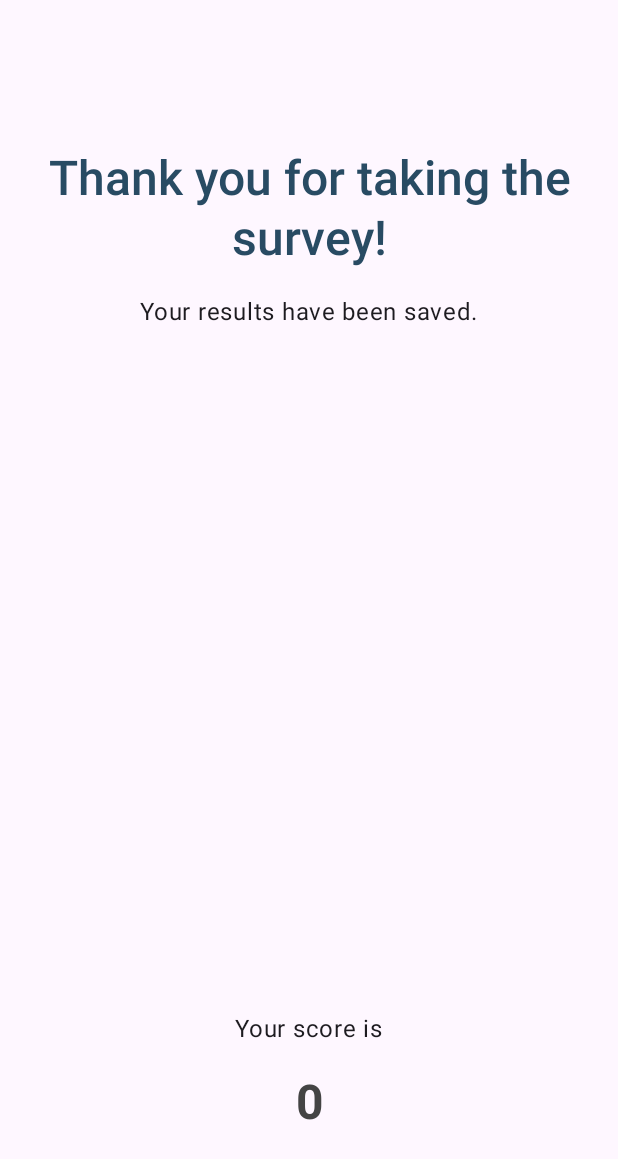
After one commit to zaiehilmi/Talentify, an Android app built with Jetpack Compose: the composable ResultScreen shown on its own in the app's theme, on a phone screen of 412 x 824 dp. The commit adds this screen. Shown: the top 1159 px of the screen. Run offline under Robolectric (Android 15) with nearby library versions, the phone set to English and light mode, and no system bars; libraries missing offline, so code that uses them is left out: dev.olshevski.navigation; 2 statements that could not run were skipped.

Commit message:
feat: tambah flow ke result screen

```diff
--- a/app/src/main/java/com/zaie/nunasurvei/Routes.kt
+++ b/app/src/main/java/com/zaie/nunasurvei/Routes.kt
@@ -23,6 +23,9 @@ sealed class Destinasi : Parcelable {
 
   @Parcelize
   data object Question : Destinasi()
+
+  @Parcelize
+  data object Result : Destinasi()
 }
 
 val screenTransitionSpec = NavTransitionSpec<Destinasi> { action, _, _ ->
--- /dev/null
+++ b/app/src/main/java/com/zaie/nunasurvei/ui/screen/ResultScreen.kt
@@ -0,0 +1,74 @@
+package com.zaie.nunasurvei.ui.screen
+
+import android.util.Log
+import androidx.compose.foundation.background
+import androidx.compose.foundation.layout.Arrangement
+import androidx.compose.foundation.layout.Column
+import androidx.compose.foundation.layout.Spacer
+import androidx.compose.foundation.layout.fillMaxSize
+import androidx.compose.foundation.layout.height
+import androidx.compose.foundation.layout.padding
+import androidx.compose.material3.MaterialTheme.typography
+import androidx.compose.material3.Surface
+import androidx.compose.material3.Text
+import androidx.compose.runtime.Composable
+import androidx.compose.ui.Alignment
+import androidx.compose.ui.Modifier
+import androidx.compose.ui.graphics.Color
+import androidx.compose.ui.text.font.FontWeight
+import androidx.compose.ui.text.style.TextAlign
+import androidx.compose.ui.unit.dp
+import com.zaie.nunasurvei.Destinasi
+import com.zaie.nunasurvei.model.SoalanSurvei
+import com.zaie.nunasurvei.ui.theme.ZaieColor
+import dev.olshevski.navigation.reimagined.NavController
+
+@Composable
+fun ResultScreen(nav: NavController<Destinasi>) {
+  SoalanSurvei.semuaSoalan.forEach {
+    Log.d(
+      "Rating",
+      "onNext Soalan ${it.soalan} dengan rating ${it.rating}"
+    )
+  }
+  Surface(modifier = Modifier.background(ZaieColor.surfaceFrozen)) {
+    Column(
+      modifier = Modifier
+        .fillMaxSize()
+        .padding(top = 100.dp, bottom = 70.dp, start = 20.dp, end = 20.dp),
+      verticalArrangement = Arrangement.SpaceBetween,
+      horizontalAlignment = Alignment.CenterHorizontally
+    ) {
+      Column(
+        horizontalAlignment = Alignment.CenterHorizontally
+      ) {
+        Text(
+          text = "Thank you for taking the survey!",
+          style = typography.headlineLarge,
+          textAlign = TextAlign.Center,
+          fontWeight = FontWeight.SemiBold,
+          color = ZaieColor.title
+        )
+        Spacer(modifier = Modifier.height(18.dp))
+        Text(text = "Your results have been saved.")
+      }
+
+      Column(
+        horizontalAlignment = Alignment.CenterHorizontally
+      ) {
+        Text(text = "Your score is")
+        Spacer(modifier = Modifier.height(18.dp))
+        Text(
+          text = "${kiraSkor()}",
+          style = typography.headlineLarge,
+          color = Color.DarkGray,
+          fontWeight = FontWeight.Bold
+        )
+      }
+    }
+  }
+}
+
+fun kiraSkor(): Int {
+  return SoalanSurvei.semuaSoalan.sumOf { it.rating ?: 0 }
+}
--- a/app/src/main/java/com/zaie/nunasurvei/ui/screen/WelcomeScreen.kt
+++ b/app/src/main/java/com/zaie/nunasurvei/ui/screen/WelcomeScreen.kt
@@ -41,6 +41,7 @@ fun WelcomeScreen() {
       is Destinasi.Register -> RegisterScreen(navController)
       is Destinasi.Intro -> IntroScreen(navController)
       is Destinasi.Question -> QuestionScreen(navController)
+      is Destinasi.Result -> ResultScreen(navController)
       else -> {}
     }
   }
```
Also changed, not shown: app/src/main/java/com/zaie/nunasurvei/ui/screen/QuestionScreen.kt (+21 -14 lines).
